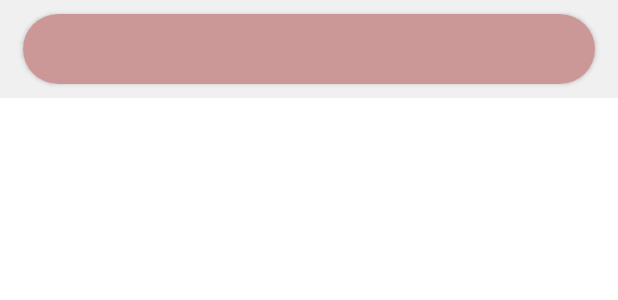
After one commit to hakanoguz33/BrainStoragev3, an Android app: the layout satir_card_view.xml on its own in the app's theme, with its tools: preview values and no code run, on a phone screen of 412 x 824 dp. The commit adds this screen. Shown: the top 300 px of the screen. Run offline under Robolectric (Android 15) with nearby library versions, the phone set to English and light mode, and no system bars.

Commit message:
tasarımsal değişiklikler ve recycler view çözüldü

```diff
--- a/app/src/main/java/com/hakanoguz33/brainstoragev3/model/urun.kt
+++ b/app/src/main/java/com/hakanoguz33/brainstoragev3/model/urun.kt
@@ -1,6 +1,5 @@
 package com.hakanoguz33.brainstoragev3.model
 
-data class urun(var urunIsım:String,
-                var urunSayi:String
-                ){
+data class urun(var isim :String,
+                var sayi :Int){
 }
--- /dev/null
+++ b/app/src/main/res/layout/satir_card_view.xml
@@ -0,0 +1,39 @@
+<?xml version="1.0" encoding="utf-8"?>
+<LinearLayout xmlns:android="http://schemas.android.com/apk/res/android"
+    xmlns:app="http://schemas.android.com/apk/res-auto"
+    xmlns:tools="http://schemas.android.com/tools"
+    android:layout_width="match_parent"
+    android:layout_height="65dp"
+    android:background="@color/brainTheme"
+    >
+
+    <androidx.cardview.widget.CardView
+        android:id="@+id/card_viewim"
+        android:layout_width="match_parent"
+        android:layout_height="match_parent"
+        app:cardCornerRadius="100dp"
+        android:layout_marginLeft="15dp"
+        android:layout_marginRight="15dp"
+        android:layout_marginTop="9dp"
+        android:layout_marginBottom="9dp"
+        >
+
+        <androidx.constraintlayout.widget.ConstraintLayout
+            android:layout_width="match_parent"
+            android:layout_height="match_parent"
+            android:background="@color/brainTheme"
+            android:backgroundTint="@color/buttonColor">
+
+            <TextView
+                android:id="@+id/urunadTextView"
+                android:layout_width="wrap_content"
+                android:layout_height="wrap_content"
+                android:textColor="@color/white"
+                app:layout_constraintBottom_toBottomOf="parent"
+                app:layout_constraintEnd_toEndOf="parent"
+                app:layout_constraintHorizontal_bias="0.501"
+                app:layout_constraintStart_toStartOf="parent"
+                app:layout_constraintTop_toTopOf="parent" />
+        </androidx.constraintlayout.widget.ConstraintLayout>
+    </androidx.cardview.widget.CardView>
+</LinearLayout>
```
Also changed, not shown: app/src/main/java/com/hakanoguz33/brainstoragev3/adapter/categoryRV.kt (added, +37 -0 lines), app/src/main/java/com/hakanoguz33/brainstoragev3/adapter/categoryRVadapter.kt (deleted, +0 -42 lines), app/src/main/java/com/hakanoguz33/brainstoragev3/model/MainActivity.kt (+7 -1 lines), app/src/main/java/com/hakanoguz33/brainstoragev3/views/categoryPageFragment.kt (+13 -0 lines), app/src/main/java/com/hakanoguz33/brainstoragev3/views/homePageFragment.kt (+11 -1 lines), app/src/main/java/com/hakanoguz33/brainstoragev3/views/productPageFragment.kt (added, +19 -0 lines), app/src/main/res/layout/category_card_view.xml (deleted, +0 -45 lines), app/src/main/res/layout/fragment_category_page.xml (+5 -2 lines), app/src/main/res/layout/fragment_product_page.xml (added, +14 -0 lines).
